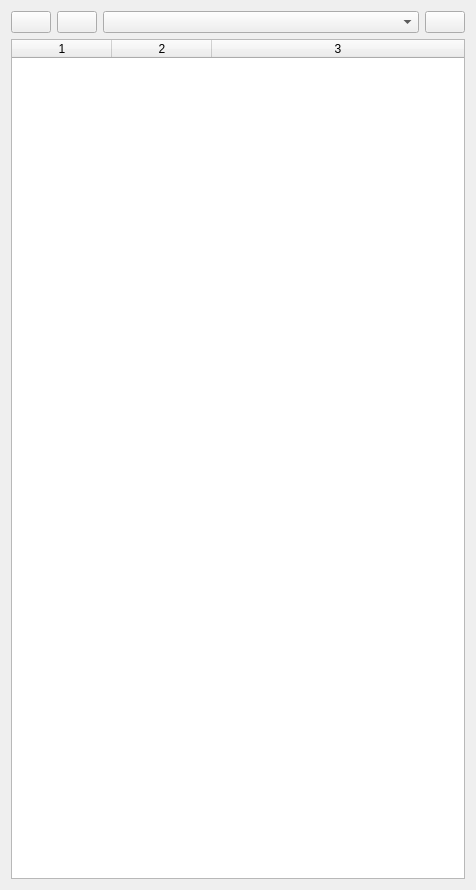
Before: the Qt Designer form rqt_tracker_id_selector/resource/IdSelector.ui in stfuchs/feature_trajectory_clustering, drawn with Qt 5.
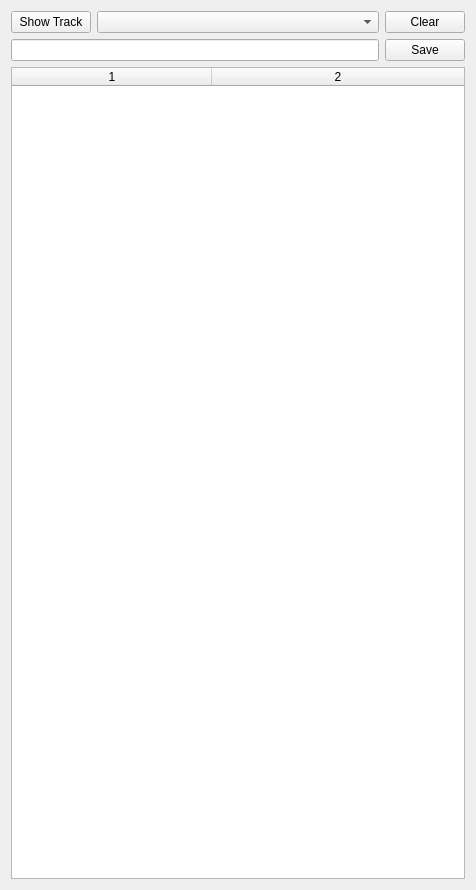
After: the same form once the commit is applied.

Commit message: changed to label tool

```diff
--- a/rqt_tracker_id_selector/resource/IdSelector.ui
+++ b/rqt_tracker_id_selector/resource/IdSelector.ui
@@ -19,14 +19,7 @@
      <item>
       <widget class="QPushButton" name="startButton">
        <property name="text">
-        <string/>
-       </property>
-      </widget>
-     </item>
-     <item>
-      <widget class="QPushButton" name="stopButton">
-       <property name="text">
-        <string/>
+        <string>Show Track</string>
        </property>
       </widget>
      </item>
@@ -43,7 +36,24 @@
      <item>
       <widget class="QPushButton" name="refreshButton">
        <property name="text">
-        <string/>
+        <string>Clear</string>
+       </property>
+       <property name="flat">
+        <bool>false</bool>
+       </property>
+      </widget>
+     </item>
+    </layout>
+   </item>
+   <item>
+    <layout class="QHBoxLayout" name="horizontalLayout_2">
+     <item>
+      <widget class="QLineEdit" name="lineEdit"/>
+     </item>
+     <item>
+      <widget class="QPushButton" name="saveButton">
+       <property name="text">
+        <string>Save</string>
        </property>
       </widget>
      </item>
@@ -69,7 +79,7 @@
       <bool>false</bool>
      </property>
      <property name="columnCount">
-      <number>3</number>
+      <number>2</number>
      </property>
      <attribute name="horizontalHeaderVisible">
       <bool>true</bool>
@@ -78,7 +88,10 @@
       <bool>true</bool>
      </attribute>
      <attribute name="horizontalHeaderDefaultSectionSize">
-      <number>100</number>
+      <number>200</number>
+     </attribute>
+     <attribute name="horizontalHeaderMinimumSectionSize">
+      <number>25</number>
      </attribute>
      <attribute name="horizontalHeaderStretchLastSection">
       <bool>true</bool>
@@ -94,7 +107,6 @@
      </attribute>
      <column/>
      <column/>
-     <column/>
     </widget>
    </item>
   </layout>
```
Left out of the diff: 8 changed lines with no effect on the pictures. The commit also changes 1 other file.
